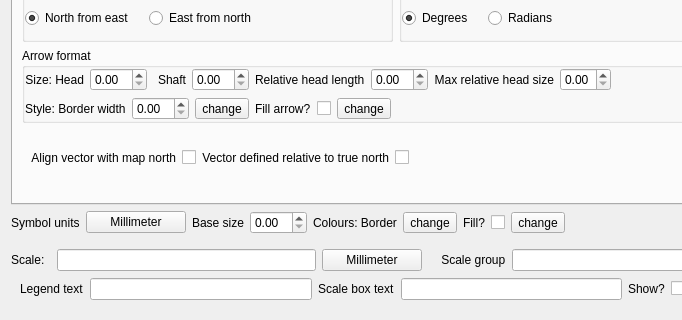
Old version of the form VectorFieldLayerManager/Ui_VectorFieldLayerWidget.ui in the repository ccrook/QGIS-VectorFieldRenderer-Plugin; both pictures show x 0 to 682 and y 215 to 535 of the 791 by 535 pixel window.
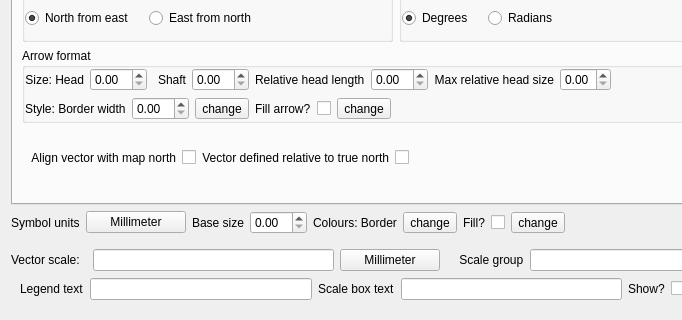
New version of the form. Custom widgets are drawn as their Qt base class.

Patch:
```diff
--- a/VectorFieldLayerManager/Ui_VectorFieldLayerWidget.ui
+++ b/VectorFieldLayerManager/Ui_VectorFieldLayerWidget.ui
@@ -1151,7 +1151,7 @@
      <item>
       <widget class="QLabel" name="uArrowScaleLabel">
        <property name="text">
-        <string>Scale:  </string>
+        <string>Vector scale:  </string>
        </property>
        <property name="buddy">
         <cstring>uArrowScale</cstring>
```
